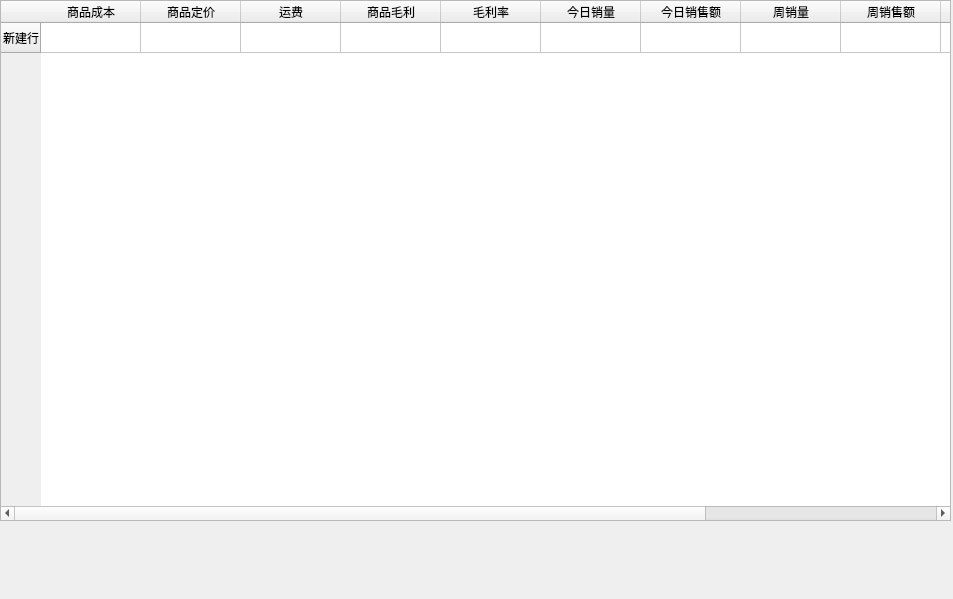
chen03-1/qt-shopping, file goods.ui: the form before one commit.
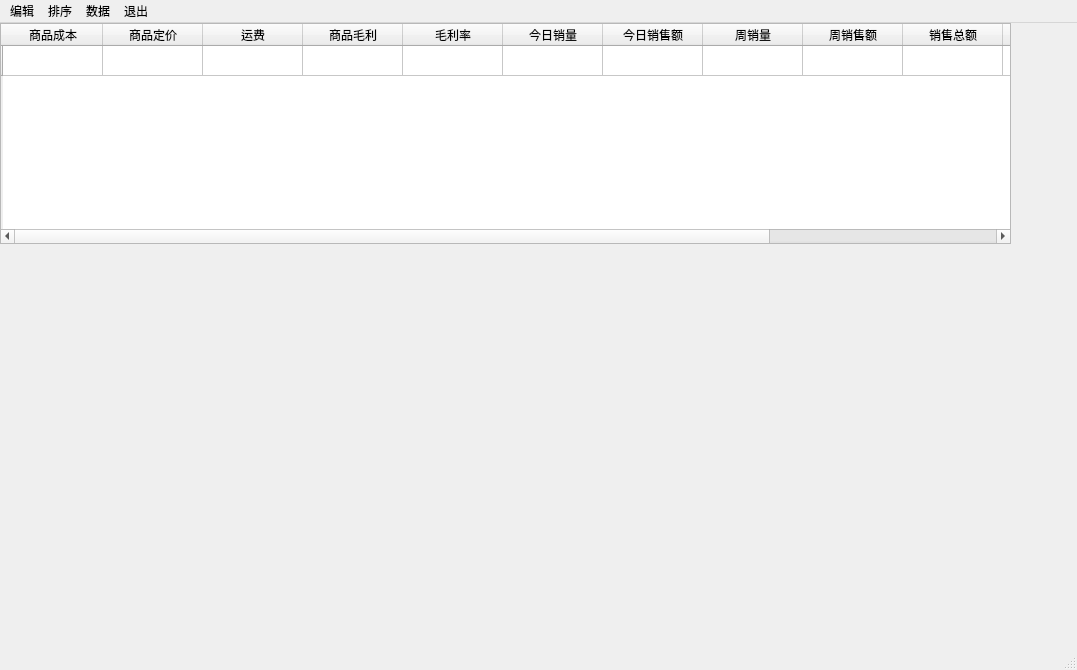
The form after the commit.

```diff
--- a/goods.ui
+++ b/goods.ui
@@ -1,30 +1,55 @@
 <?xml version="1.0" encoding="UTF-8"?>
 <ui version="4.0">
  <class>goods</class>
- <widget class="QWidget" name="goods">
+ <widget class="QMainWindow" name="goods">
   <property name="geometry">
    <rect>
     <x>0</x>
     <y>0</y>
-    <width>953</width>
-    <height>599</height>
+    <width>1077</width>
+    <height>670</height>
    </rect>
   </property>
+  <property name="sizePolicy">
+   <sizepolicy hsizetype="MinimumExpanding" vsizetype="Preferred">
+    <horstretch>0</horstretch>
+    <verstretch>0</verstretch>
+   </sizepolicy>
+  </property>
+  <property name="minimumSize">
+   <size>
+    <width>1014</width>
+    <height>0</height>
+   </size>
+  </property>
   <property name="windowTitle">
    <string>Form</string>
   </property>
+  <widget class="QWidget" name="centralwidget">
   <widget class="QTableWidget" name="tableWidget">
    <property name="geometry">
     <rect>
      <x>0</x>
      <y>0</y>
-     <width>951</width>
-     <height>521</height>
-    </rect>
-   </property>
+      <width>1011</width>
+      <height>221</height>
+     </rect>
+    </property>
+    <property name="sizePolicy">
+     <sizepolicy hsizetype="Expanding" vsizetype="MinimumExpanding">
+      <horstretch>0</horstretch>
+      <verstretch>0</verstretch>
+     </sizepolicy>
+    </property>
+    <property name="maximumSize">
+     <size>
+      <width>1011</width>
+      <height>16777215</height>
+     </size>
+    </property>
    <row>
     <property name="text">
-     <string>新建行</string>
+      <string/>
     </property>
    </row>
    <column>
@@ -77,6 +102,11 @@
      <string>销售总额</string>
     </property>
    </column>
+    <column>
+     <property name="text">
+      <string>平均周销量</string>
+     </property>
+    </column>
    <column>
     <property name="text">
      <string>库存</string>
@@ -88,6 +118,96 @@
     </property>
    </column>
   </widget>
+  </widget>
+  <widget class="QStatusBar" name="statusbar">
+   <property name="sizeGripEnabled">
+    <bool>true</bool>
+   </property>
+  </widget>
+  <widget class="QMenuBar" name="menuBar">
+   <property name="geometry">
+    <rect>
+     <x>0</x>
+     <y>0</y>
+     <width>1077</width>
+     <height>18</height>
+    </rect>
+   </property>
+   <widget class="QMenu" name="menumenu">
+    <property name="title">
+     <string>编辑</string>
+    </property>
+    <addaction name="actionnew"/>
+    <addaction name="actiondele"/>
+   </widget>
+   <widget class="QMenu" name="menu">
+    <property name="title">
+     <string>排序</string>
+    </property>
+    <addaction name="actiontime"/>
+    <addaction name="action2"/>
+    <addaction name="actions"/>
+   </widget>
+   <widget class="QMenu" name="menu_2">
+    <property name="title">
+     <string>数据</string>
+    </property>
+    <addaction name="actions_2"/>
+    <addaction name="actions_3"/>
+   </widget>
+   <widget class="QMenu" name="menu_3">
+    <property name="title">
+     <string>退出</string>
+    </property>
+   </widget>
+   <addaction name="menumenu"/>
+   <addaction name="menu"/>
+   <addaction name="menu_2"/>
+   <addaction name="menu_3"/>
+  </widget>
+  <action name="actionnew">
+   <property name="text">
+    <string>新建</string>
+   </property>
+  </action>
+  <action name="actiondele">
+   <property name="text">
+    <string>删除</string>
+   </property>
+  </action>
+  <action name="actiontime">
+   <property name="text">
+    <string>时间</string>
+   </property>
+  </action>
+  <action name="action2">
+   <property name="text">
+    <string>平均销售量</string>
+   </property>
+  </action>
+  <action name="actions">
+   <property name="text">
+    <string>销售总额</string>
+   </property>
+  </action>
+  <action name="actions_2">
+   <property name="text">
+    <string>导入</string>
+   </property>
+  </action>
+  <action name="actions_3">
+   <property name="text">
+    <string>导出</string>
+   </property>
+  </action>
+  <action name="action">
+   <property name="enabled">
+    <bool>true</bool>
+   </property>
+   <property name="text">
+    <string>user</string>
+   </property>
+  </action>
  </widget>
  <resources/>
  <connections/>
```
Left out of the diff: 2 changed lines with no effect on the pictures. Lines whose indentation alone changed are shown as unchanged.
